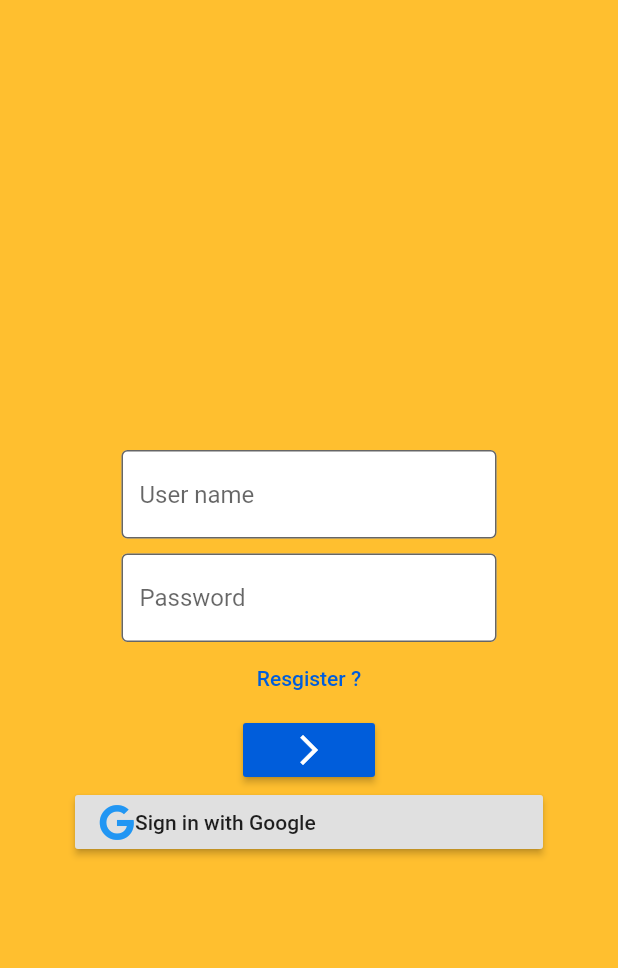
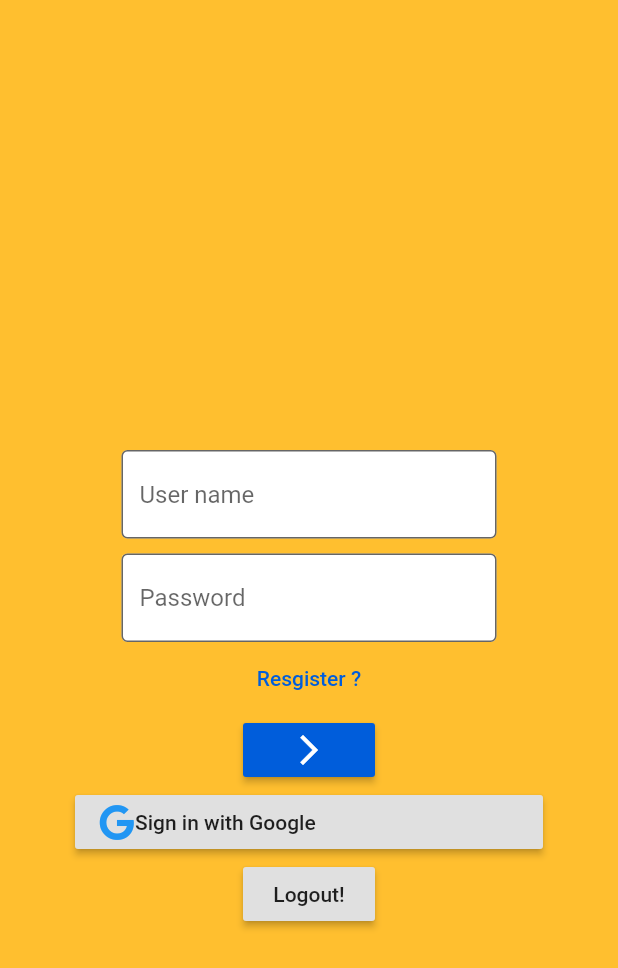
Before and after one commit to nguyenchiemdu/Jobscape, a Flutter app: the screen it shows after launch, on a phone screen of 412 x 824 dp. Shown: the top 968 px of the screen. Run offline on Flutter 3.47's test engine with Material 2 defaults, Android fonts, the phone set to English and light mode, and no system bars; our stand-ins replace firebase_auth, firebase_core, font_awesome_flutter, google_sign_in; accounts and stored records are empty; Roboto replaces fonts that are missing (SFProDisplay).

Commit message:
fix login bug 2th round

```diff
--- a/lib/main.dart
+++ b/lib/main.dart
@@ -10,6 +10,7 @@ import './widgets/LoginForm.dart';
 import './widgets/logged_in_widget.dart';
 void main() {
   WidgetsFlutterBinding.ensureInitialized();
+
   runApp(MyApp());
 }
 
--- a/lib/models/google_sign_in.dart
+++ b/lib/models/google_sign_in.dart
@@ -40,7 +40,7 @@ class GoogleSignInProvider extends ChangeNotifier {
   // return
 }
 void logout() async{
-    // await googleSignIn.disconnect();
+    await googleSignIn.disconnect();
     FirebaseAuth.instance.signOut();
   }
 }
--- a/lib/widgets/LoginForm.dart
+++ b/lib/widgets/LoginForm.dart
@@ -81,7 +81,11 @@ void signInGoogle(BuildContext context){
           ),
           FlatButton(textColor: Color(0xFF005DDB),onPressed:(){changeRoute(context);}, child: Text('Resgister ?')),
           RaisedButton( color: Color(0xFF005DDB),onPressed: (){signIn(context);},child: Icon(Icons.arrow_forward_ios,color: Colors.white,)),
-          RaisedButton(onPressed: (){signInGoogle(context);},child: Row(children: [Icon(FontAwesomeIcons.google,color: Colors.blue,),Text('Sign in with Google')],))
+          RaisedButton(onPressed: (){signInGoogle(context);},child: Row(children: [Icon(FontAwesomeIcons.google,color: Colors.blue,),Text('Sign in with Google')],)),
+          RaisedButton(onPressed: (){
+            final provider = Provider.of<GoogleSignInProvider>(context,listen: false);
+            provider.logout();
+          },child: Text('Logout!'),)
       ],),
 
     );
```
